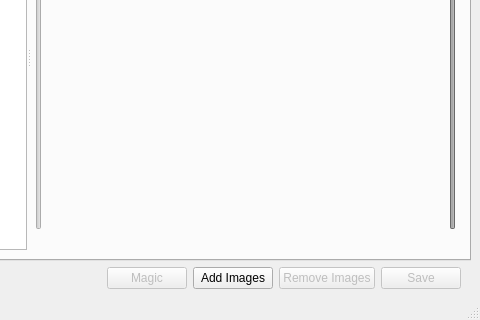
Old version of the form src/windows/image_stitching_window.ui in the repository shootsoft/PlutoVideoSnapshoter; both pictures show x 370 to 850 and y 180 to 500 of the 850 by 500 pixel window.
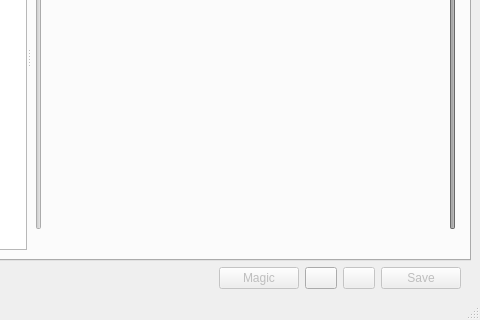
New version of the form.

Diff of the .ui file:
```diff
--- a/src/windows/image_stitching_window.ui
+++ b/src/windows/image_stitching_window.ui
@@ -361,8 +361,20 @@
         </item>
         <item>
          <widget class="QPushButton" name="addButton">
+          <property name="minimumSize">
+           <size>
+            <width>32</width>
+            <height>0</height>
+           </size>
+          </property>
+          <property name="maximumSize">
+           <size>
+            <width>32</width>
+            <height>16777215</height>
+           </size>
+          </property>
           <property name="text">
-           <string>Add Images</string>
+           <string extracomment="Add Images"/>
           </property>
          </widget>
         </item>
@@ -371,8 +383,20 @@
           <property name="enabled">
            <bool>false</bool>
           </property>
+          <property name="minimumSize">
+           <size>
+            <width>32</width>
+            <height>0</height>
+           </size>
+          </property>
+          <property name="maximumSize">
+           <size>
+            <width>32</width>
+            <height>16777215</height>
+           </size>
+          </property>
           <property name="text">
-           <string>Remove Images</string>
+           <string extracomment="Remove Images"/>
           </property>
          </widget>
         </item>
```
Left out of the diff: 2 changed lines with no effect on the pictures.
